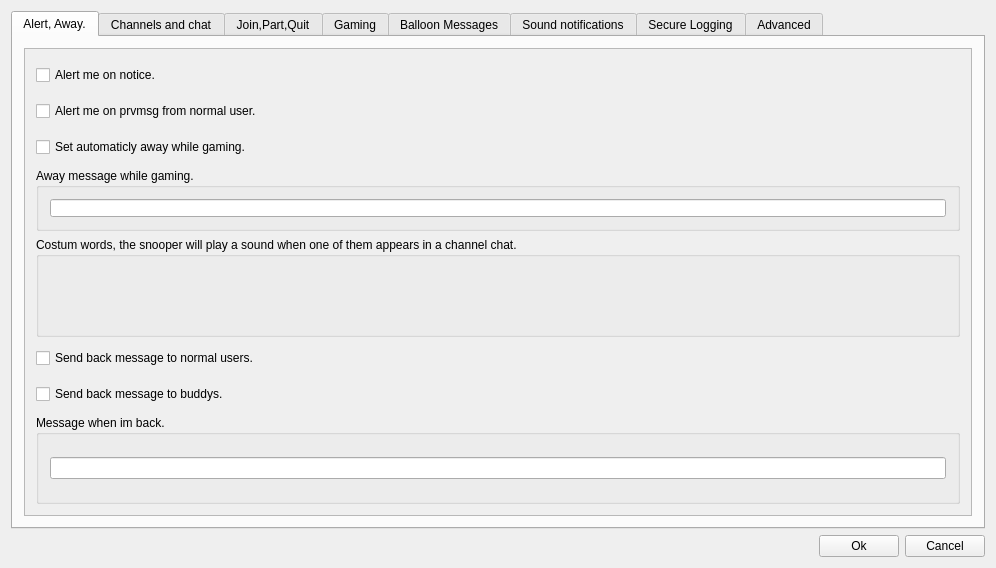
Qt form src/wormnet/settingswindow.ui (dbanet/tws) before a commit.
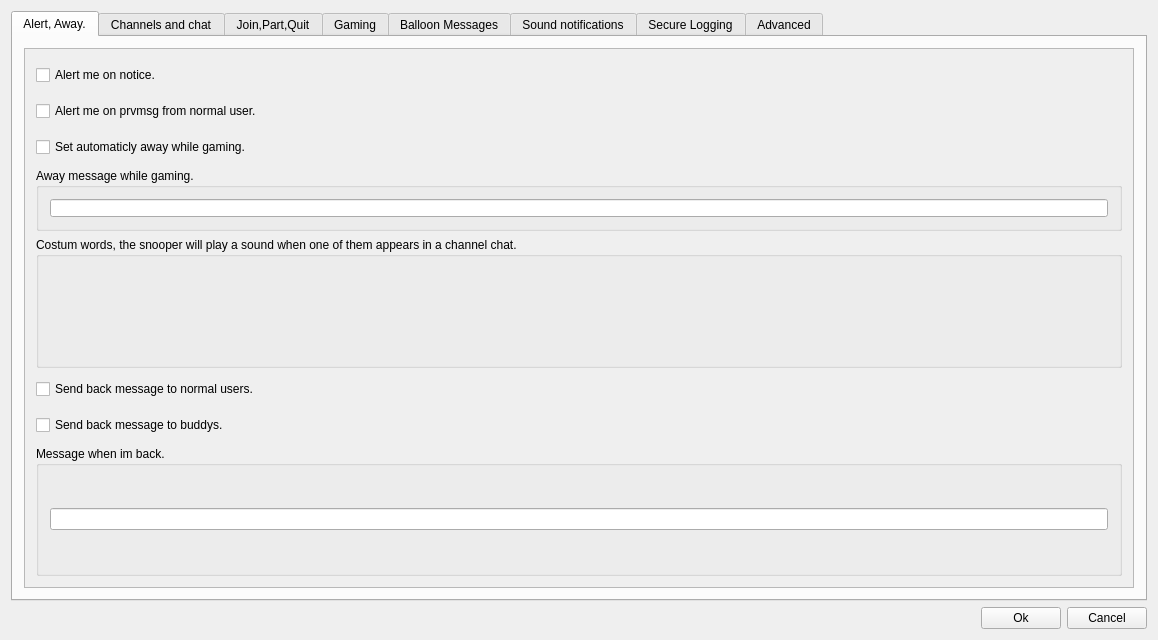
The same form after that commit. The open tabs and pages were chosen to show the change.

```diff
--- a/src/wormnet/settingswindow.ui
+++ b/src/wormnet/settingswindow.ui
@@ -6,8 +6,8 @@
    <rect>
     <x>0</x>
     <y>0</y>
-    <width>996</width>
-    <height>568</height>
+    <width>1158</width>
+    <height>640</height>
    </rect>
   </property>
   <property name="windowTitle">
@@ -41,8 +41,8 @@
                <rect>
                 <x>0</x>
                 <y>0</y>
-                <width>948</width>
-                <height>469</height>
+                <width>1102</width>
+                <height>490</height>
                </rect>
               </property>
               <layout class="QHBoxLayout" name="horizontalLayout_28">
```
Left out of the diff: 28 changed lines with no effect on the pictures.
